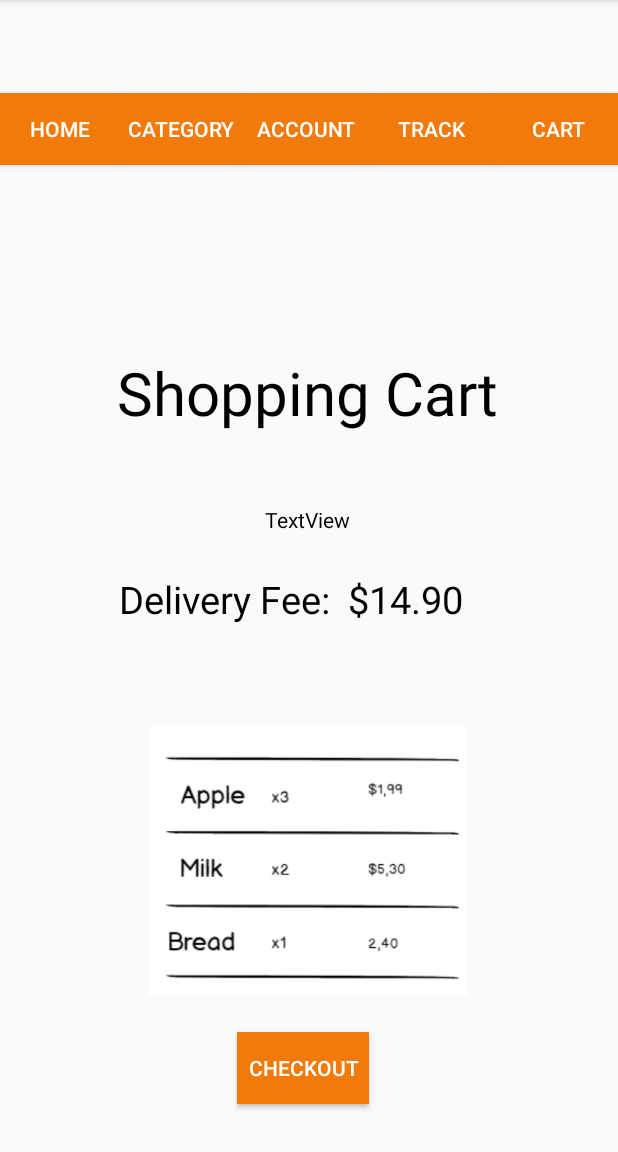
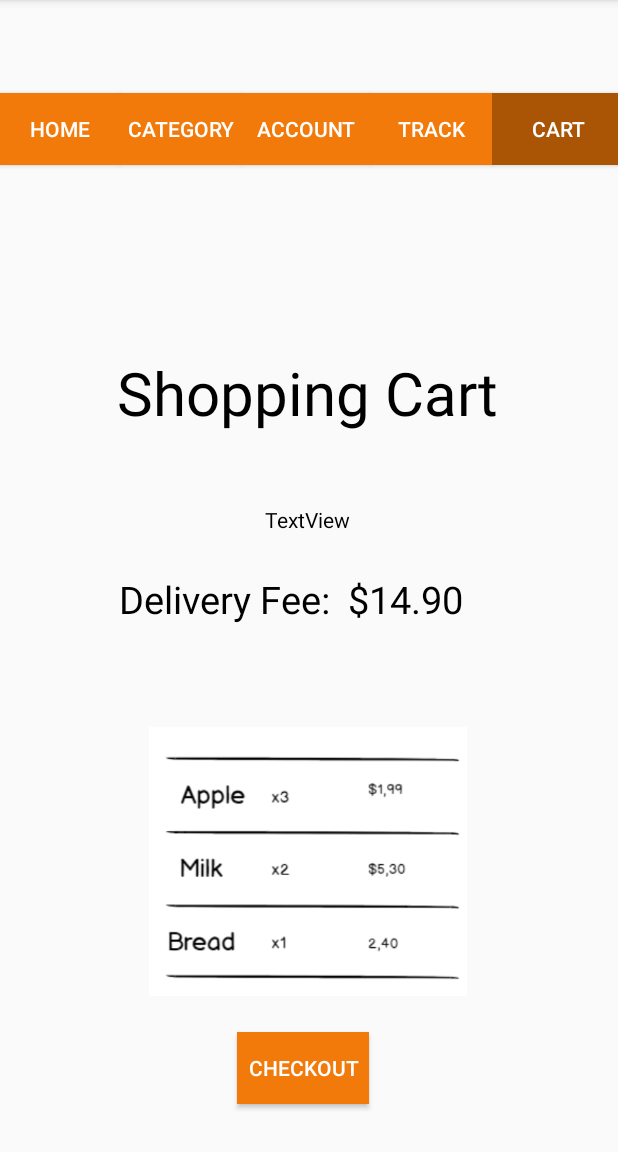
Before and after one commit to RolfHaakon/DroneDeliveryAES, an Android app: the ShoppingCart screen opened directly, with no data from a screen before it, on a phone screen of 412 x 824 dp, the part 84-1236 px from its top. Run offline under Robolectric (Android 15) with nearby library versions, the phone set to English and light mode, and no system bars.

Commit message:
All items, categories implemented

```diff
--- a/app/src/main/java/com/example/rolf/dronedeliveryaes/activities/Category.java
+++ b/app/src/main/java/com/example/rolf/dronedeliveryaes/activities/Category.java
@@ -32,6 +32,7 @@ public class Category extends AppCompatActivity {
         Meat = (ImageView) findViewById(R.id.meat);
         Beverages = (ImageView) findViewById(R.id.beverages);
         Cart = (Button) findViewById(R.id.cart);
+        Alcohol = (ImageView) findViewById(R.id.alcohol);
 
         Home.setOnClickListener(new View.OnClickListener() {
             @Override
--- a/app/src/main/res/layout/activity_shopping_cart.xml
+++ b/app/src/main/res/layout/activity_shopping_cart.xml
@@ -68,7 +68,7 @@
         android:layout_marginTop="32dp"
         android:layout_toEndOf="@+id/category"
         android:layout_toRightOf="@+id/category"
-        android:background="?android:attr/colorActivatedHighlight"
+        android:background="#aa5506"
         android:text="Cart"
         app:layout_constraintBottom_toBottomOf="parent"
         app:layout_constraintEnd_toEndOf="parent"
```
